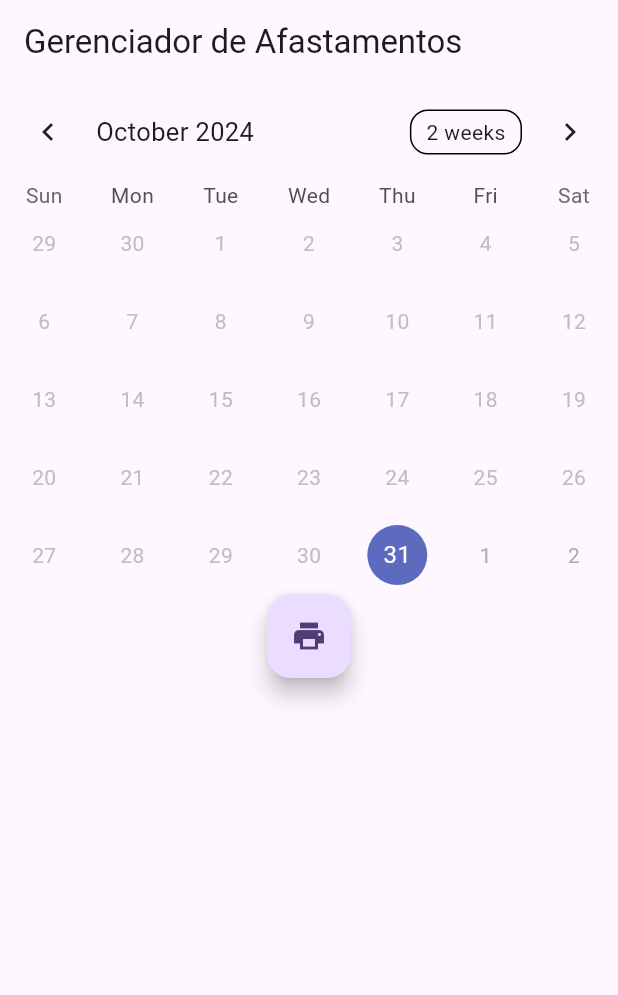
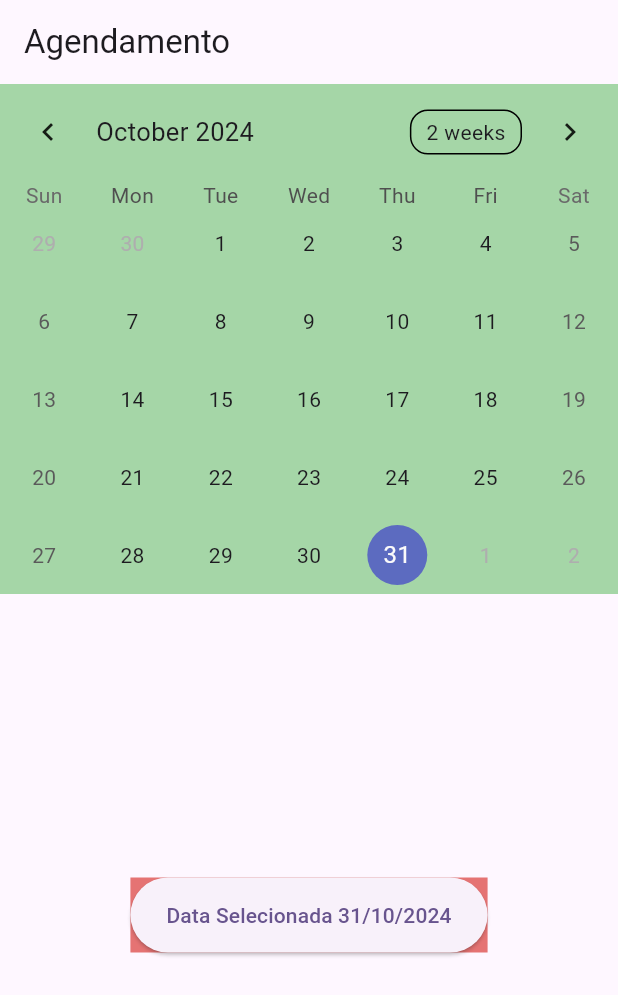
Before and after one commit to renatoluluciano/projetosdesenvolvimento, a Flutter app: the screen it shows after launch, on a phone screen of 412 x 824 dp. Shown: the top 995 px of the screen. Run offline on Flutter 3.47's test engine with Material 3 defaults, Android fonts, the phone set to English and light mode, and no system bars; drawn by our look-alikes of table_calendar.

Commit message:
Calendarios

```diff
--- a/cursos/exemplocalendarioflutter/agendamento_calendario/lib/main.dart
+++ b/cursos/exemplocalendarioflutter/agendamento_calendario/lib/main.dart
@@ -1,5 +1,5 @@
-import 'package:agendamento_calendario/sreens/calendar_sreen.dart';
-import 'package:agendamento_calendario/sreens/calendario_evento.dart';
+import 'package:agendamento_calendario/teste_calendario/calendario_evento.dart';
+import 'package:agendamento_calendario/teste_calendario/eventos.dart';
 import 'package:flutter/material.dart';
 
 void main() {
@@ -19,7 +19,8 @@ class MyApp extends StatelessWidget {
         useMaterial3: true,
       ),
       routes: {
-        '/': (_) => CalendarSreen(),
+        '/': (_) => Calendario(),
+        '/eventos': (_) => Eventos(),
       },
     );
   }
--- a/cursos/exemplocalendarioflutter/agendamento_calendario/lib/sreens/calendar_sreen.dart
+++ b/cursos/exemplocalendarioflutter/agendamento_calendario/lib/sreens/calendar_sreen.dart
@@ -46,7 +46,8 @@ class _CalendarSreensState extends State<CalendarSreen> {
           ),
           FloatingActionButton(
             onPressed: () {
-              print(DateFormat('dd/MM/yyyy').format(_selectedDay));
+              Navigator.of(context)
+                  .pushNamed('/eventos', arguments: {'datas': _selectedDay});
             },
             tooltip: 'Imprimir datas selecionadas',
             child: Icon(Icons.print),
--- /dev/null
+++ b/cursos/exemplocalendarioflutter/agendamento_calendario/lib/teste_calendario/calendario_evento.dart
@@ -0,0 +1,84 @@
+import 'package:flutter/material.dart';
+import 'package:table_calendar/table_calendar.dart';
+import 'package:intl/date_symbol_data_local.dart';
+import 'package:intl/intl.dart';
+
+class Calendario extends StatefulWidget {
+  @override
+  _CalendarioState createState() => _CalendarioState();
+}
+
+class _CalendarioState extends State<Calendario> {
+  CalendarFormat _calendarFormat = CalendarFormat.month;
+  DateTime _selectedDay = DateTime.now();
+  DateTime _focusedDay = DateTime.now();
+  List<String> _datasSelecionadas = [];
+
+  ElevatedButton _confirmarEvento(DateTime _diaSelecionado) {
+    return ElevatedButton(
+        onPressed: () {
+          setState(() {
+            _datasSelecionadas.add(
+                DateFormat('dd/MM/yyyy').format(_diaSelecionado).toString());
+          });
+        },
+        child: Text('Confirmar marcação'));
+  }
+
+  @override
+  Widget build(BuildContext context) {
+    final mediaQuery = MediaQuery.of(context);
+
+    return Scaffold(
+      appBar: AppBar(
+        title: Text('Agendamento'),
+      ),
+      body: Column(children: [
+        Center(
+          child: Container(
+            color: Colors.green.shade200,
+            child: TableCalendar(
+              firstDay: DateTime(365),
+              lastDay: DateTime(2250),
+              focusedDay: _focusedDay,
+              calendarFormat: _calendarFormat,
+              selectedDayPredicate: (day) {
+                return isSameDay(_selectedDay, day);
+              },
+              onDaySelected: (selectedDay, focusedDay) {
+                setState(() {
+                  _selectedDay = selectedDay;
+                  _focusedDay = focusedDay;
+
+                  //_datasSelecionadas.add(
+                  //  DateFormat('dd/MM/yyyy').format(_selectedDay).toString());
+                });
+              },
+              onPageChanged: (focusedDay) {
+                _focusedDay = focusedDay;
+              },
+            ),
+
+            // FloatingActionButton(
+            //   onPressed: () {},
+            //   tooltip: 'Imprimir datas selecionadas',
+            //   child: Icon(Icons.download),
+            // ),
+          ),
+        ),
+        Expanded(
+          child: Center(
+              child: Container(
+            height: 50,
+            color: Colors.red.shade300,
+            child: ElevatedButton(
+              onPressed: () {},
+              child: Text(
+                  'Data Selecionada ${DateFormat('dd/MM/yyyy').format(_selectedDay).toString()}'),
+            ),
+          )),
+        )
+      ]),
+    );
+  }
+}
```
Also changed, not shown: cursos/exemplocalendarioflutter/agendamento_calendario/lib/teste_calendario/calendario_testes.dart (added, +20 -0 lines), cursos/exemplocalendarioflutter/agendamento_calendario/lib/teste_calendario/eventos.dart (added, +56 -0 lines), listar as datas da lista.txt (added, +15 -0 lines).
